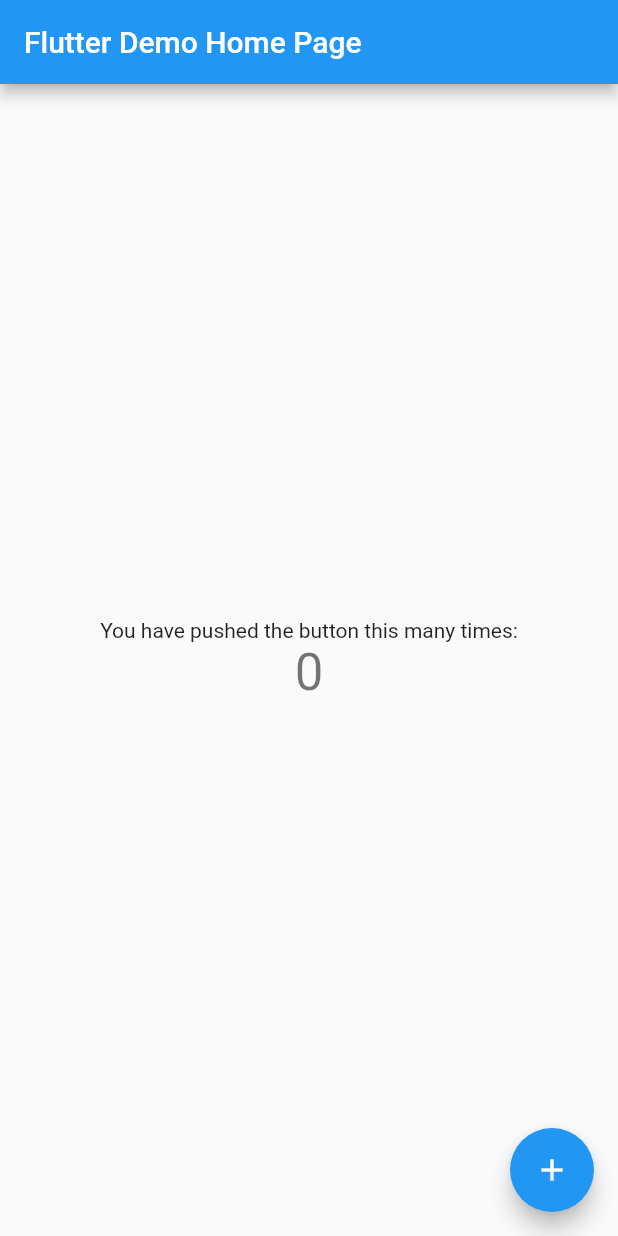
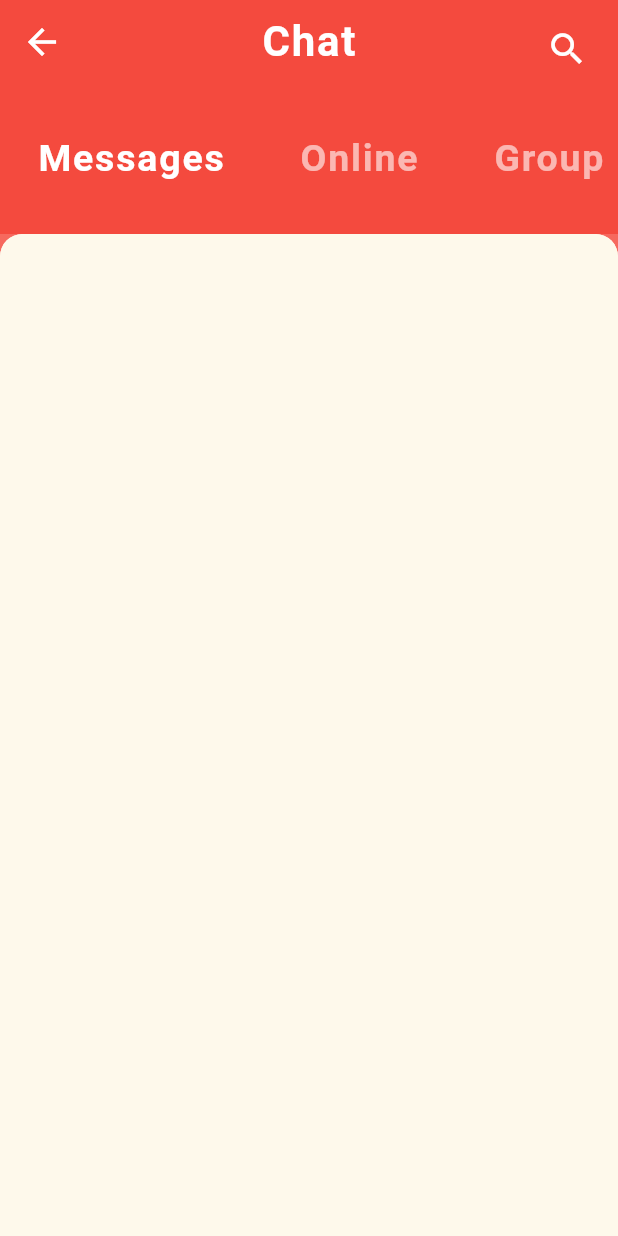
Before and after one commit to AbdulrahmanAlShaweesh/Chat-app-UI, a Flutter app: the screen it shows after launch, on a phone screen of 412 x 824 dp. Run offline on Flutter 3.47's test engine with Material 2 defaults, Android fonts, the phone set to English and light mode, and no system bars.

```diff
--- /dev/null
+++ b/lib/constants/constants_color.dart
@@ -0,0 +1,6 @@
+
+
+import 'package:flutter/material.dart';
+
+const Color kprimaryColor = Colors.red;
+const Color kAccentColor  = Color(0xFFFEF9EB);
--- a/lib/main.dart
+++ b/lib/main.dart
@@ -1,115 +1,24 @@
+
+import 'package:chat_app_ui/screen/home_screen.dart';
 import 'package:flutter/material.dart';
-
+import './constants/constants_color.dart';
 void main() {
-  runApp(const MyApp());
+  runApp(
+   const ChatAppUI(),
+  );
 }
 
-class MyApp extends StatelessWidget {
-  const MyApp({super.key});
+class ChatAppUI extends StatelessWidget {
+  const ChatAppUI({super.key});
 
-  // This widget is the root of your application.
   @override
   Widget build(BuildContext context) {
-    return MaterialApp(
-      title: 'Flutter Demo',
-      theme: ThemeData(
-        // This is the theme of your application.
-        //
-        // Try running your application with "flutter run". You'll see the
-        // application has a blue toolbar. Then, without quitting the app, try
-        // changing the primarySwatch below to Colors.green and then invoke
-        // "hot reload" (press "r" in the console where you ran "flutter run",
-        // or simply save your changes to "hot reload" in a Flutter IDE).
-        // Notice that the counter didn't reset back to zero; the application
-        // is not restarted.
-        primarySwatch: Colors.blue,
-      ),
-      home: const MyHomePage(title: 'Flutter Demo Home Page'),
+    return  MaterialApp(
+      debugShowCheckedModeBanner: false,
+      routes: {
+        HomeScreen.id : (context) => HomeScreen(),
+      },
+      initialRoute: HomeScreen.id,
     );
   }
 }
-
-class MyHomePage extends StatefulWidget {
-  const MyHomePage({super.key, required this.title});
-
-  // This widget is the home page of your application. It is stateful, meaning
-  // that it has a State object (defined below) that contains fields that affect
-  // how it looks.
-
-  // This class is the configuration for the state. It holds the values (in this
-  // case the title) provided by the parent (in this case the App widget) and
-  // used by the build method of the State. Fields in a Widget subclass are
-  // always marked "final".
-
-  final String title;
-
-  @override
-  State<MyHomePage> createState() => _MyHomePageState();
-}
-
-class _MyHomePageState extends State<MyHomePage> {
-  int _counter = 0;
-
-  void _incrementCounter() {
-    setState(() {
-      // This call to setState tells the Flutter framework that something has
-      // changed in this State, which causes it to rerun the build method below
-      // so that the display can reflect the updated values. If we changed
-      // _counter without calling setState(), then the build method would not be
-      // called again, and so nothing would appear to happen.
-      _counter++;
-    });
-  }
-
-  @override
-  Widget build(BuildContext context) {
-    // This method is rerun every time setState is called, for instance as done
-    // by the _incrementCounter method above.
-    //
-    // The Flutter framework has been optimized to make rerunning build methods
-    // fast, so that you can just rebuild anything that needs updating rather
-    // than having to individually change instances of widgets.
-    return Scaffold(
-      appBar: AppBar(
-        // Here we take the value from the MyHomePage object that was created by
-        // the App.build method, and use it to set our appbar title.
-        title: Text(widget.title),
-      ),
-      body: Center(
-        // Center is a layout widget. It takes a single child and positions it
-        // in the middle of the parent.
-        child: Column(
-          // Column is also a layout widget. It takes a list of children and
-          // arranges them vertically. By default, it sizes itself to fit its
-          // children horizontally, and tries to be as tall as its parent.
-          //
-          // Invoke "debug painting" (press "p" in the console, choose the
-          // "Toggle Debug Paint" action from the Flutter Inspector in Android
-          // Studio, or the "Toggle Debug Paint" command in Visual Studio Code)
-          // to see the wireframe for each widget.
-          //
-          // Column has various properties to control how it sizes itself and
-          // how it positions its children. Here we use mainAxisAlignment to
-          // center the children vertically; the main axis here is the vertical
-          // axis because Columns are vertical (the cross axis would be
-          // horizontal).
-          mainAxisAlignment: MainAxisAlignment.center,
-          children: <Widget>[
-            const Text(
-              'You have pushed the button this many times:',
-            ),
-            Text(
-              '$_counter',
-              style: Theme.of(context).textTheme.headlineMedium,
-            ),
-          ],
-        ),
-      ),
-      floatingActionButton: FloatingActionButton(
-        onPressed: _incrementCounter,
-        tooltip: 'Increment',
-        child: const Icon(Icons.add),
-      ), // This trailing comma makes auto-formatting nicer for build methods.
-    );
-  }
-}
--- /dev/null
+++ b/lib/screen/home_screen.dart
@@ -0,0 +1,66 @@
+
+
+// ignore_for_file: prefer_const_constructors_in_immutables, unused_import
+
+import 'package:chat_app_ui/widgets/favorite_firiend.dart';
+import 'package:flutter/material.dart';
+import '../constants/constants_color.dart';
+import '../widgets/custom_catigory_selector.dart';
+
+class HomeScreen extends StatefulWidget {
+  HomeScreen({super.key});
+  static String id = "home screen";
+
+  @override
+  State<HomeScreen> createState() => _HomeScreenState();
+}
+
+class _HomeScreenState extends State<HomeScreen> {
+  @override
+  Widget build(BuildContext context) {
+    return Scaffold(
+      backgroundColor: kprimaryColor.withOpacity(0.8),
+       appBar: AppBar(
+        leading: IconButton(
+          onPressed: (){},
+          icon: const Icon(Icons.arrow_back, size: 28,color: Colors.white,),
+         ),
+         title: const Text("Chat", style: TextStyle(
+              fontSize: 28.0,
+              fontWeight: FontWeight.bold,
+              letterSpacing: 1.2
+           ),
+         ),
+         actions: [
+            Padding(
+              padding: const EdgeInsets.only(right: 10, top: 9.0),
+              child: IconButton(
+                onPressed: (){},
+                icon: const Icon(Icons.search, size: 28, color: Colors.white,)
+              ),
+            ),
+         ],
+         centerTitle: true,
+         elevation: 0.0,
+         backgroundColor: kprimaryColor.withOpacity(0.8),
+       ),
+       body: Column(
+        children:  [
+           CustomCatigorySelector(),
+           Expanded(
+             child: Container(
+              decoration: const BoxDecoration(
+                color: kAccentColor,
+                borderRadius: BorderRadius.only(
+                  topLeft: Radius.circular(15.0),
+                  topRight: Radius.circular(15.0)
+                )
+              ),
+              child: FavoriteFrinds(),
+             ),
+           ),
+        ],
+       ),
+    );
+  }
+}
--- /dev/null
+++ b/lib/widgets/custom_catigory_selector.dart
@@ -0,0 +1,52 @@
+// ignore_for_file: unused_import, prefer_const_constructors_in_immutables
+
+import 'package:flutter/foundation.dart';
+import 'package:flutter/material.dart';
+import '../constants/constants_color.dart';
+
+class CustomCatigorySelector extends StatefulWidget {
+  CustomCatigorySelector({super.key});
+
+  @override
+  State<CustomCatigorySelector> createState() => _CustomCatigorySelectorState();
+}
+
+class _CustomCatigorySelectorState extends State<CustomCatigorySelector> {
+  int currentIndex = 0;
+
+  List<String> hederCatigory = [
+    "Messages", "Online", "Group", "Requests"
+  ];
+
+  @override
+  Widget build(BuildContext context) {
+    return Container(
+      height: 100,
+      color: kprimaryColor.withOpacity(0.8),
+      child: ListView.builder(
+        scrollDirection: Axis.horizontal,
+        itemCount: hederCatigory.length,
+        itemBuilder: (context, index){
+          return GestureDetector(
+            onTap: (){
+              setState(() {
+                  currentIndex = index;
+              });
+            },
+            child: Padding(
+              padding:  const EdgeInsets.symmetric(horizontal: 25, vertical: 35.0),
+              child: Text(
+                hederCatigory[index], style: TextStyle(
+                  color: index == currentIndex? Colors.white: Colors.white60,
+                  fontSize: 25.0,
+                  letterSpacing: 1.2,
+                  fontWeight: FontWeight.bold,
+                ),
+              ),
+            ),
+          );
+        }
+       )
+    );
+  }
+}
--- /dev/null
+++ b/lib/widgets/favorite_firiend.dart
@@ -0,0 +1,23 @@
+
+import 'package:chat_app_ui/constants/constants_color.dart';
+import 'package:flutter/material.dart';
+import 'package:flutter/src/widgets/framework.dart';
+import 'package:flutter/src/widgets/placeholder.dart';
+
+class FavoriteFrinds extends StatelessWidget {
+  const FavoriteFrinds({super.key});
+
+  @override
+  Widget build(BuildContext context) {
+    return Container(
+      height: 120,
+      decoration: const BoxDecoration(
+        color: kAccentColor,
+        borderRadius: BorderRadius.only(
+          topLeft: Radius.circular(15),
+          topRight: Radius.circular(15.0)
+        )
+      ),
+    );
+  }
+}
```
Also changed, not shown: lib/models/messages.dart (added, +162 -0 lines), lib/models/user_data.dart (added, +13 -0 lines), assets/images/greg.jpg (added), assets/images/james.jpg (added), assets/images/john.jpg (added), assets/images/olivia.jpg (added), assets/images/sam.jpg (added), assets/images/sophia.jpg (added), assets/images/steven.jpg (added).
